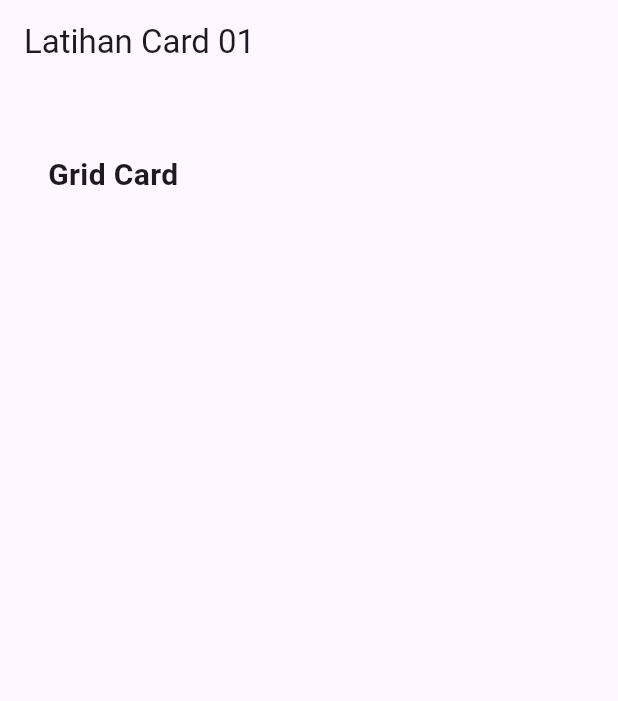
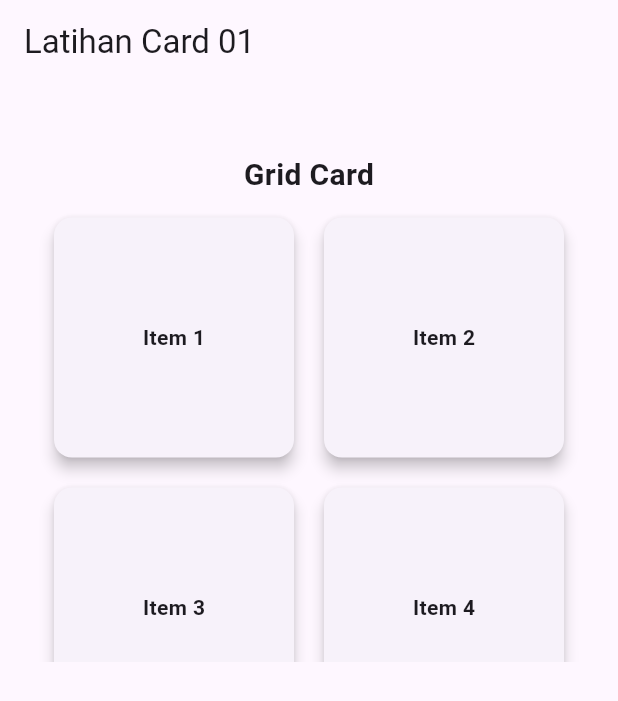
Before and after one commit to I-JasonLee/Tugas_week_8_1123150116, a Flutter app: the screen it shows after launch, on a phone screen of 412 x 824 dp. Shown: the top 701 px of the screen. Run offline on Flutter 3.47's test engine with Material 3 defaults, Android fonts, the phone set to English and light mode, and no system bars.

Commit message:
Tambah GridView

```diff
--- a/lib/pages/page_card_01.dart
+++ b/lib/pages/page_card_01.dart
@@ -581,7 +581,63 @@ class PageCard01 extends StatelessWidget {
               ),
             ),
 
-const SizedBox(height: 10),
+            const SizedBox(height: 10),
+
+            SizedBox(
+              height: 300, // tinggi grid
+              child: GridView.count(
+                crossAxisCount: 2, // 2 kolom
+                mainAxisSpacing: 12,
+                crossAxisSpacing: 12,
+                padding: const EdgeInsets.symmetric(horizontal: 16),
+
+                children: [
+                  // item 1
+                  Card(
+                    elevation: 4,
+                    child: Center(
+                      child: Text(
+                        "Item 1",
+                        style: TextStyle(fontWeight: FontWeight.bold),
+                      ),
+                    ),
+                  ),
+
+                  // item 2
+                  Card(
+                    elevation: 4,
+                    child: Center(
+                      child: Text(
+                        "Item 2",
+                        style: TextStyle(fontWeight: FontWeight.bold),
+                      ),
+                    ),
+                  ),
+
+                  // item 3
+                  Card(
+                    elevation: 4,
+                    child: Center(
+                      child: Text(
+                        "Item 3",
+                        style: TextStyle(fontWeight: FontWeight.bold),
+                      ),
+                    ),
+                  ),
+
+                  // item 4
+                  Card(
+                    elevation: 4,
+                    child: Center(
+                      child: Text(
+                        "Item 4",
+                        style: TextStyle(fontWeight: FontWeight.bold),
+                      ),
+                    ),
+                  ),
+                ],
+              ),
+            ),
 
           ],
         ),
```
